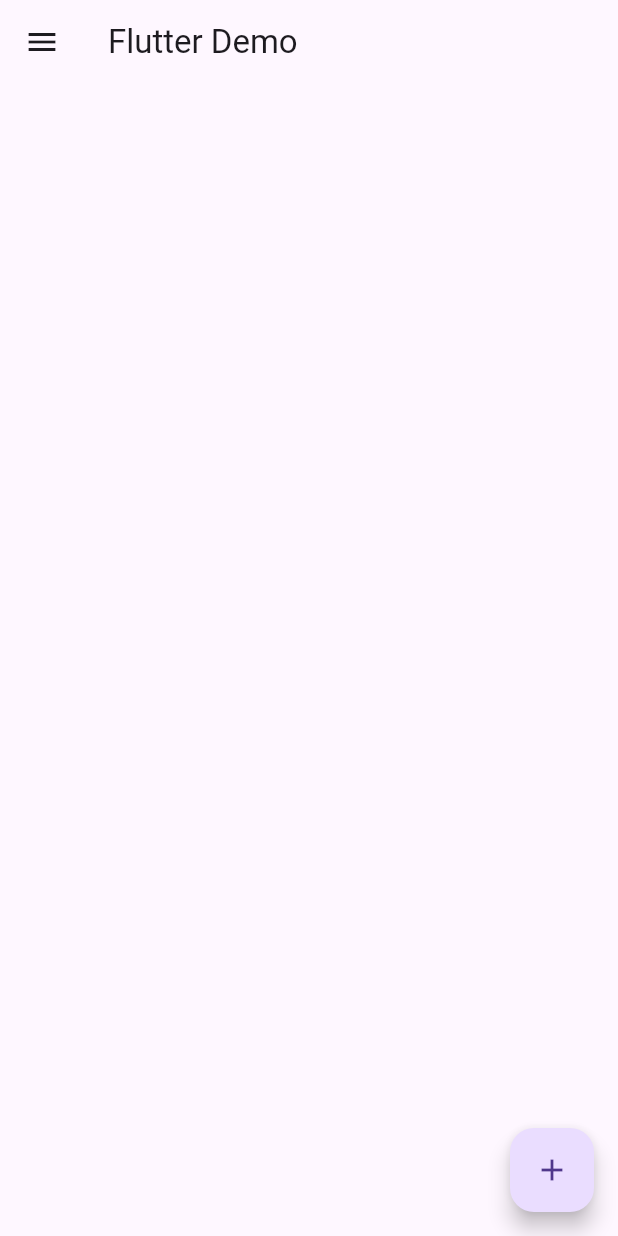
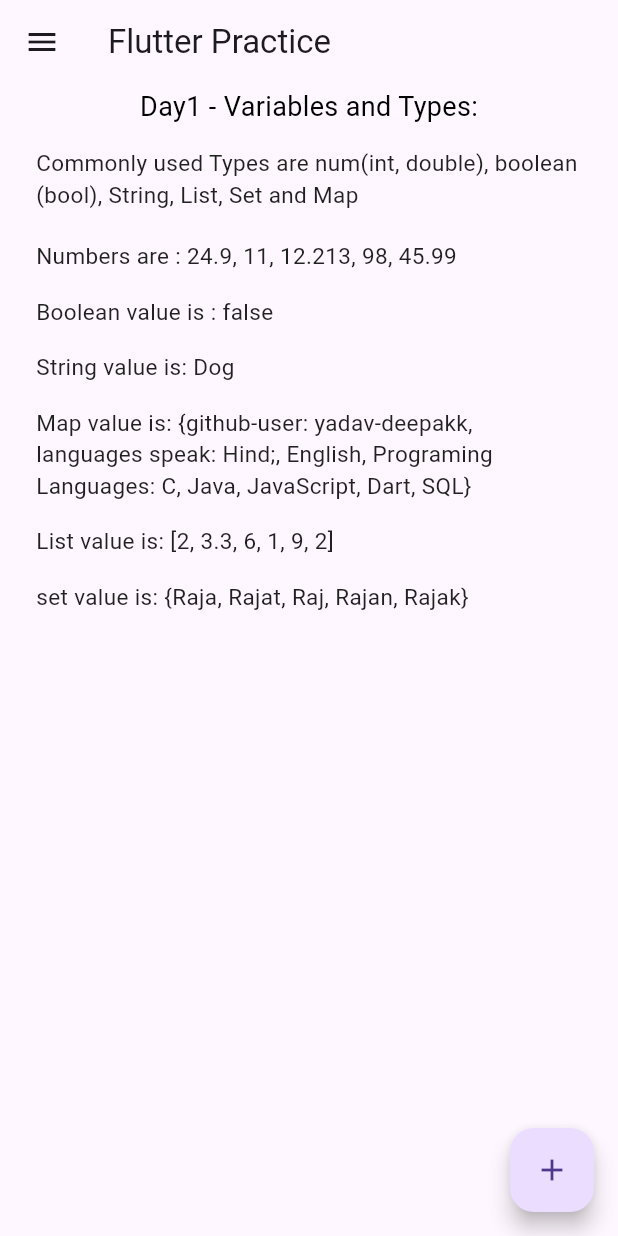
Before and after one commit to yadav-deepakk/FlutterDemoApp, a Flutter app: the screen it shows after launch, on a phone screen of 412 x 824 dp. Run offline on Flutter 3.47's test engine with Material 3 defaults, Android fonts, the phone set to English and light mode, and no system bars.

Commit message:
Day1 : learned about variables, types and Column, Padding, Text, Center widgets.

```diff
--- a/lib/home.dart
+++ b/lib/home.dart
@@ -4,14 +4,109 @@ class HomeScreen extends StatefulWidget {
   const HomeScreen({super.key});
 
   @override
-  HomeScreenState createState() => HomeScreenState();
+  // ignore: library_private_types_in_public_api
+  _HomeScreenState createState() => _HomeScreenState();
 }
 
-class HomeScreenState extends State<HomeScreen> {
+class _HomeScreenState extends State<HomeScreen> {
+
+  // variables with var keyword
+  var name = "Deepak Kumar";
+  var lname = "Yadav";
+  var age = 24.9;
+  var additionalInfo = {
+    "github-user": "yadav-deepakk",
+    "languages speak": "Hind;, English",
+    "Programing Languages": "C, Java, JavaScript, Dart, SQL",
+  };
+
+
+  // Types: num(int, double), Boolean(bool), String, List, Set, Map, Record, Runes, Null(null).
+  num num1 = 98;
+  num num2 = 45.99;
+  int number1 = 11;
+  double number2 = 12.213;
+
+  bool isActiveStatus = false;
+  String pet = "Dog";
+
+  List<String> names = <String>["Raj", "Deepak", "Kishor", "Ravi"];
+  List numbers = <num>[2,3.3,6,1,9,2];
+  List listings1 = ["Rj Sharma", 23, true];
+
+  var set1 = {"Raja", "Rajat", "Raj", "Rajan", "Rajak"}; // doesn't allow duplicates
+
+  TextStyle _titleText (){
+    return const TextStyle(
+      fontSize: 18.0,
+      color: Colors.black,
+    );
+  }
+
+  TextStyle _subTitleText(double fontSize){
+    return TextStyle(
+      fontSize: fontSize,
+      color: Colors.black87,
+    );
+  }
+
   @override
   Widget build(BuildContext context) {
-    return Container(
+    return Column(
+      mainAxisAlignment: MainAxisAlignment.start,
+      crossAxisAlignment: CrossAxisAlignment.start,
+      children: <Widget>[
+        // Heading
+        Center(
+          child: Padding(
+            padding: const EdgeInsets.all(2.0),
+            child: Text("Day1 - Variables and Types:",
+              style: _titleText(),
+            )
+          )
+        ),
 
+        // Texts
+        Padding(
+          padding: const EdgeInsets.symmetric(horizontal: 24.0, vertical: 12.0),
+          child: Text("Commonly used Types are num(int, double), boolean (bool), String, List, Set and Map",
+            style: _subTitleText(15.0),
+          ),
+        ),
+
+        Padding(
+          padding: const EdgeInsets.symmetric(horizontal: 24.0, vertical: 8.0),
+          child: Text("Numbers are : $age, $number1, $number2, $num1, $num2",
+            style: _subTitleText(15.0),
+          ),
+        ),
+
+        Padding(
+          padding: const EdgeInsets.symmetric(horizontal: 24.0, vertical: 8.0),
+          child: Text("Boolean value is : $isActiveStatus", style: _subTitleText(15.0) ),
+        ),
+
+        Padding(
+          padding: const EdgeInsets.symmetric(horizontal: 24.0, vertical: 8.0),
+          child: Text("String value is: $pet", style: _subTitleText(15.0)),
+        ),
+
+        Padding(
+          padding: const EdgeInsets.symmetric(horizontal: 24.0, vertical: 8.0),
+          child: Text("Map value is: $additionalInfo", style: _subTitleText(15.0)),
+        ),
+
+        Padding(
+          padding: const EdgeInsets.symmetric(horizontal: 24.0, vertical: 8.0),
+          child: Text("List value is: $numbers", style: _subTitleText(15.0)),
+        ),
+
+        Padding(
+          padding: const EdgeInsets.symmetric(horizontal: 24.0, vertical: 8.0),
+          child: Text("set value is: $set1", style: _subTitleText(15.0)),
+        ),
+
+      ],
     );
   }
 }
--- a/lib/main.dart
+++ b/lib/main.dart
@@ -9,14 +9,14 @@ class MyDemoApp extends StatelessWidget {
   @override
   Widget build(BuildContext context) {
     return MaterialApp(
-      title: 'Flutter Demo',
+      title: 'Flutter Practice',
       debugShowCheckedModeBanner: false,
       theme: ThemeData(
         primaryColor: Colors.black54,
       ),
       home:  Scaffold(
         appBar: AppBar(
-          title: const Text("Flutter Demo"),
+          title: const Text("Flutter Practice"),
         ),
         body: const HomeScreen(),
         drawer: const Drawer(),
```
